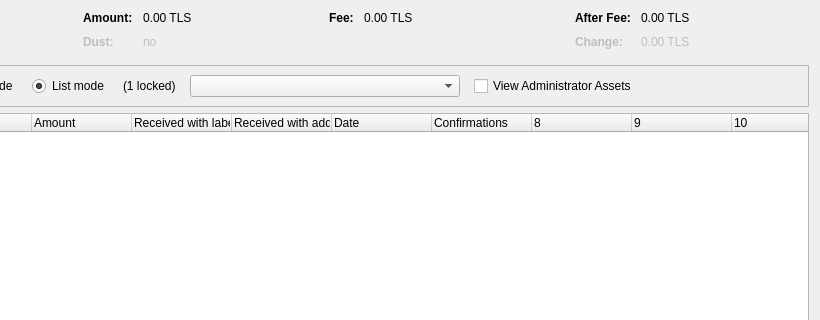
This is src/qt/forms/assetcontroldialog.ui in zachchan105/slimecoin as Qt 5 draws it before an edit; both pictures show x 180 to 1000 and y 0 to 320 of the 1000 by 500 pixel window. The edited form follows.
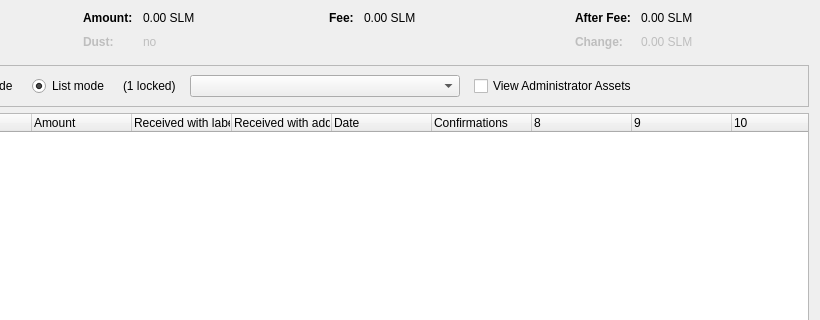
This is the edited form. Custom widgets are drawn as their Qt base class.

The edit to the form file:
```diff
--- a/src/qt/forms/assetcontroldialog.ui
+++ b/src/qt/forms/assetcontroldialog.ui
@@ -132,7 +132,7 @@
           <enum>Qt::ActionsContextMenu</enum>
          </property>
          <property name="text">
-          <string notr="true">0.00 TLS</string>
+          <string notr="true">0.00 SLM</string>
          </property>
          <property name="textInteractionFlags">
           <set>Qt::LinksAccessibleByMouse|Qt::TextSelectableByKeyboard|Qt::TextSelectableByMouse</set>
@@ -212,7 +212,7 @@
           <enum>Qt::ActionsContextMenu</enum>
          </property>
          <property name="text">
-          <string notr="true">0.00 TLS</string>
+          <string notr="true">0.00 SLM</string>
          </property>
          <property name="textInteractionFlags">
           <set>Qt::LinksAccessibleByMouse|Qt::TextSelectableByKeyboard|Qt::TextSelectableByMouse</set>
@@ -257,7 +257,7 @@
           <enum>Qt::ActionsContextMenu</enum>
          </property>
          <property name="text">
-          <string notr="true">0.00 TLS</string>
+          <string notr="true">0.00 SLM</string>
          </property>
          <property name="textInteractionFlags">
           <set>Qt::LinksAccessibleByMouse|Qt::TextSelectableByKeyboard|Qt::TextSelectableByMouse</set>
@@ -292,7 +292,7 @@
           <enum>Qt::ActionsContextMenu</enum>
          </property>
          <property name="text">
-          <string notr="true">0.00 TLS</string>
+          <string notr="true">0.00 SLM</string>
          </property>
          <property name="textInteractionFlags">
           <set>Qt::LinksAccessibleByMouse|Qt::TextSelectableByKeyboard|Qt::TextSelectableByMouse</set>
```
